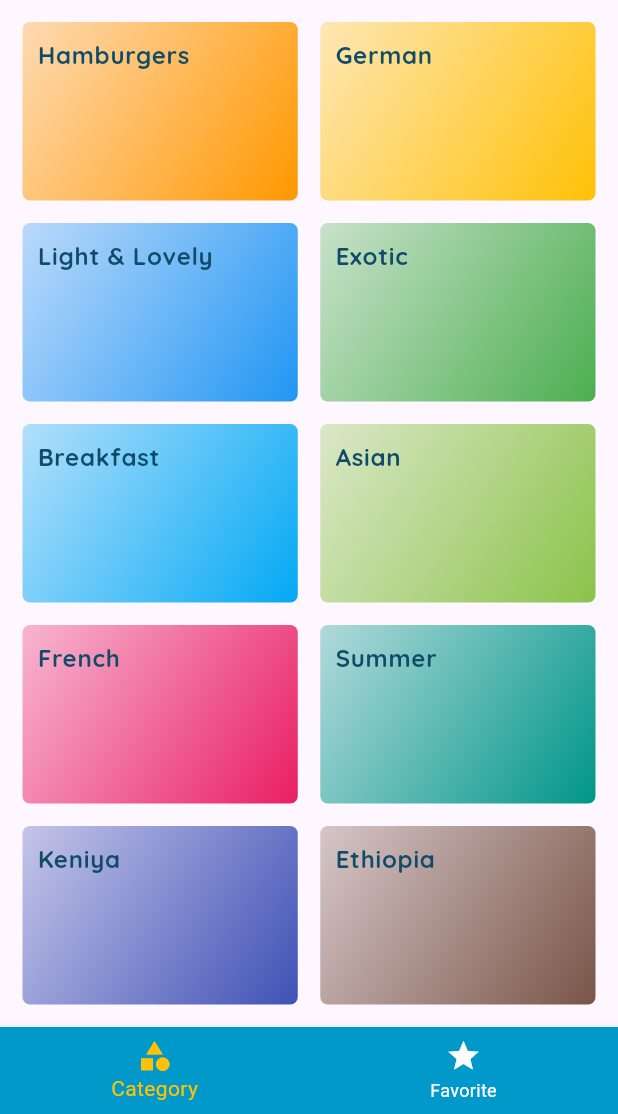
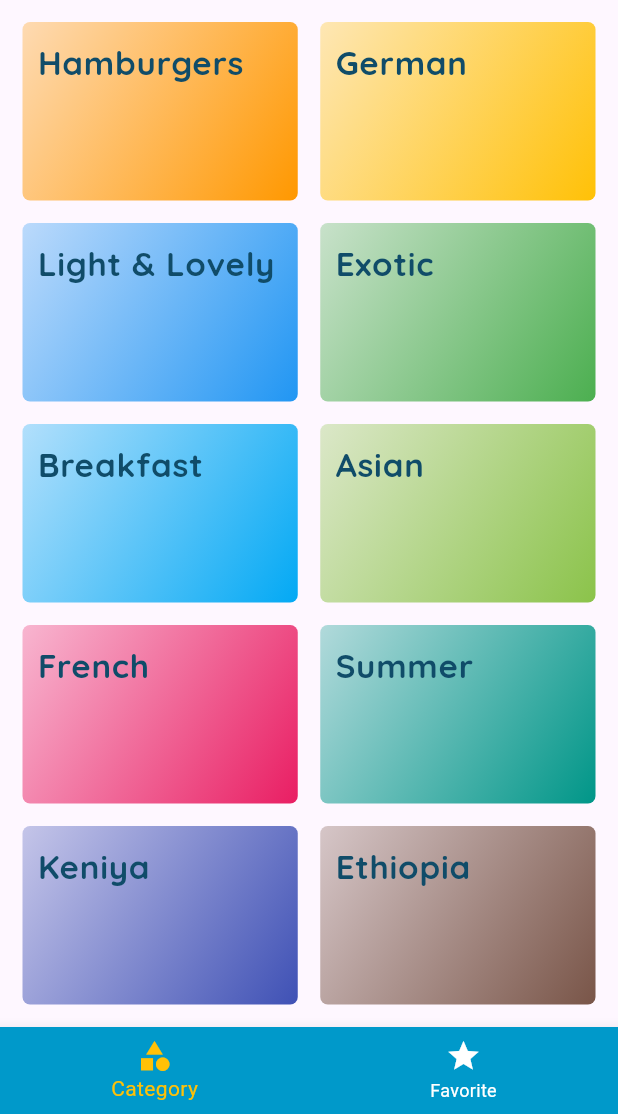
Before and after one commit to 2323Maik/flutter_app_demo, a Flutter app: the screen it shows after launch, scrolled down 109 dp, on a phone screen of 412 x 824 dp, the part 122-1236 px from its top. Run offline on Flutter 3.47's test engine with Material 3 defaults, Android fonts, the phone set to English and light mode, and no system bars; missing offline and left inert: dart:html.

Commit message:
Third commit

```diff
--- a/lib/main.dart
+++ b/lib/main.dart
@@ -1,15 +1,56 @@
 import 'package:flutter/material.dart';
 
+import '../routs/filtersScreen.dart';
+
+import '../demo_category.dart';
+import '../models/Meals.dart';
 import '../routs/meal_detail_scraan.dart';
-import 'package:different_screen_spp/routs/navigation_screen.dart';
-import 'package:different_screen_spp/routs/tabs_screen.dart';
-import '../routs/navigation_mials_screen.dart';
+import '../routs/Category_screen.dart';
+import '../routs/tabs_screenWithDrawer.dart';
+import '../routs/Category_mials_screen.dart';
 
 void main() => runApp(DiffScreenApp());
 
-class DiffScreenApp extends StatelessWidget {
-  //const MyWidget({super.key});
-  //something
+class DiffScreenApp extends StatefulWidget {
+  State<StatefulWidget> createState() => DiffScreenAppState();
+}
+
+//const MyWidget({super.key});
+//something
+
+class DiffScreenAppState extends State<DiffScreenApp> {
+  Map<String, bool> _filters = {
+    "gluten": false,
+    "lactose": false,
+    "vegan": false,
+    "vegitarian": false,
+  };
+
+  List<Meal> _availableMeals = DUMMY_MEALS;
+  List<Meal> _favoriteMeals = [];
+
+  void _setFilters(Map<String, bool> filterdMeal) {
+    setState(() {
+      _filters = filterdMeal;
+
+      _availableMeals = DUMMY_MEALS.where((meal) {
+        if (_filters['gluten']! && meal.isGlutenFree) {
+          return false;
+        }
+        if (_filters['lactose']! && !meal.isLactoseFree) {
+          return false;
+        }
+        if (_filters['vegan']! && !meal.isvegas) {
+          return false;
+        }
+        if (_filters['vegitarian']! && !meal.isVegiterian) {
+          return false;
+        }
+        return true;
+      }).toList();
+    });
+  }
+
   @override
   Widget build(BuildContext context) {
     return MaterialApp(
@@ -22,17 +63,18 @@ class DiffScreenApp extends StatelessWidget {
           textTheme: ThemeData.light().textTheme.copyWith(
               bodySmall: const TextStyle(
                 color: Color.fromRGBO(46, 106, 135, 1),
-                fontSize: 16,
+                fontSize: 15,
                 fontFamily: 'Quicksand',
               ),
               bodyLarge: const TextStyle(
                   color: Color.fromRGBO(16, 76, 105, 1),
-                  fontSize: 16,
+                  fontSize: 22,
                   fontWeight: FontWeight.bold,
                   fontFamily: 'Quicksand'),
               titleLarge: const TextStyle(
                   color: Color.fromRGBO(16, 76, 105, 1),
-                  fontSize: 16,
+                  fontSize: 18,
+                  fontWeight: FontWeight.bold,
                   fontFamily: 'OpenSans')),
           appBarTheme: const AppBarTheme(
             titleTextStyle: TextStyle(
@@ -45,9 +87,12 @@ class DiffScreenApp extends StatelessWidget {
       //home: HomePage(),
       initialRoute: '/',
       routes: {
-        '/': (context) => TabsScreen(),
-        NavigationMialsScreen.routeName: (context) => NavigationMialsScreen(),
+        '/': (context) => TabsScreen(_favoriteMeals),
+        NavigationMialsScreen.routeName: (context) =>
+            NavigationMialsScreen(_availableMeals),
         MealDetailScreen.routeName: (context) => MealDetailScreen(),
+        FiltersScreen.routeName: (context) =>
+            FiltersScreen(_filters, _setFilters),
       },
       onUnknownRoute: (settings) {
         return MaterialPageRoute(
--- a/lib/routs/favorite_screen.dart
+++ b/lib/routs/favorite_screen.dart
@@ -1,6 +1,9 @@
+import 'package:different_screen_spp/models/Meals.dart';
 import 'package:flutter/material.dart';
 
 class FavoriteScreen extends StatefulWidget {
+  final List<Meal> favoriteMeals;
+  FavoriteScreen(this.favoriteMeals);
   //const FavoriteScreen({super.key});
 
   @override
--- a/lib/routs/tabs_screen.dart
+++ b/lib/routs/tabs_screenWithDrawer.dart
@@ -1,16 +1,25 @@
 import 'package:flutter/material.dart';
 
+import 'package:different_screen_spp/models/Meals.dart';
 import 'package:different_screen_spp/widgets/main_drawer.dart';
 import '../widgets/myHomePage.dart';
 import '../routs/favorite_screen.dart';
 
 class TabsScreen extends StatefulWidget {
+  final List<Meal> favoriteMeals;
+  TabsScreen(this.favoriteMeals);
   State<StatefulWidget> createState() => _TabsScreenState();
 }
 //const TabsScreen({super.key});
 
 class _TabsScreenState extends State<TabsScreen> {
-  final List<Map<String, Object>> _pages = [
+  List<Map<String, Object>>? _pages;
+
+  @override
+  void initState() {
+    // TODO: implement initState
+    // _pages = [
+    _pages = [
       {
         "page": HomePage(),
         "title": "Categories",
@@ -20,7 +29,7 @@ class _TabsScreenState extends State<TabsScreen> {
         )
       },
       {
-      "page": FavoriteScreen(),
+        "page": FavoriteScreen(widget.favoriteMeals),
         "title": "Favorites",
         "icon": const ElevatedButton(
           onPressed: null,
@@ -28,6 +37,8 @@ class _TabsScreenState extends State<TabsScreen> {
         )
       }
     ];
+    super.initState();
+  }
 
   int _selectePageIndex = 0;
 
@@ -44,13 +55,13 @@ class _TabsScreenState extends State<TabsScreen> {
     return Scaffold(
       appBar: AppBar(
         centerTitle: true,
-        title: Text(_pages[_selectePageIndex]['title'] as String),
+        title: Text(_pages![_selectePageIndex]['title'] as String),
       ),
       ////////////// Drawer Here////////////////
       drawer: MainDrawer(),
 
       ////////////// Body Here////////////////
-      body: _pages[_selectePageIndex]['page'] as Widget,
+      body: _pages![_selectePageIndex]['page'] as Widget,
 
       ////////////// bottomNavigationBar Here////////////////
       bottomNavigationBar: BottomNavigationBar(
--- a/lib/widgets/category_Items.dart
+++ b/lib/widgets/category_Items.dart
@@ -1,6 +1,6 @@
 import 'package:flutter/material.dart';
 
-import '../routs/navigation_mials_screen.dart';
+import '../routs/Category_mials_screen.dart';
 
 class CategoryItem extends StatelessWidget {
   //const CategoryItem({super.key});
--- a/lib/widgets/meals_items.dart
+++ b/lib/widgets/meals_items.dart
@@ -11,6 +11,7 @@ class MealItem extends StatelessWidget {
   final Affordebility affordebility;
   final Complexity complexity;
   final int duration;
+  final Function removeItem;
 
   MealItem({
     required this.affordebility,
@@ -19,12 +20,17 @@ class MealItem extends StatelessWidget {
     required this.id,
     required this.imageUrl,
     required this.title,
+    required this.removeItem,
   });
 
   void selectedMeal(BuildContext ctx) {
     Navigator.of(ctx).pushNamed(MealDetailScreen.routeName, arguments: {
       'id': id,
       'title': title,
+    }).then((value) {
+      if (value != null) {
+        removeItem(value);
+      }
     });
   }
 
--- a/lib/widgets/myHomePage.dart
+++ b/lib/widgets/myHomePage.dart
@@ -1,4 +1,4 @@
-import 'package:different_screen_spp/routs/navigation_screen.dart';
+import '../routs/Category_screen.dart';
 import 'package:flutter/material.dart';
 
 class HomePage extends StatefulWidget {
```
Also changed, not shown: lib/routs/Category_mials_screen.dart (added, +70 -0 lines), lib/routs/filtersScreen.dart (added, +150 -0 lines), lib/routs/meal_detail_scraan.dart (+55 -14 lines), lib/routs/navigation_mials_screen.dart (deleted, +0 -46 lines), lib/widgets/main_drawer.dart (+14 -4 lines), lib/routs/Category_screen.dart (renamed from lib/routs/navigation_screen.dart). Lines whose indentation alone changed are shown as unchanged.
